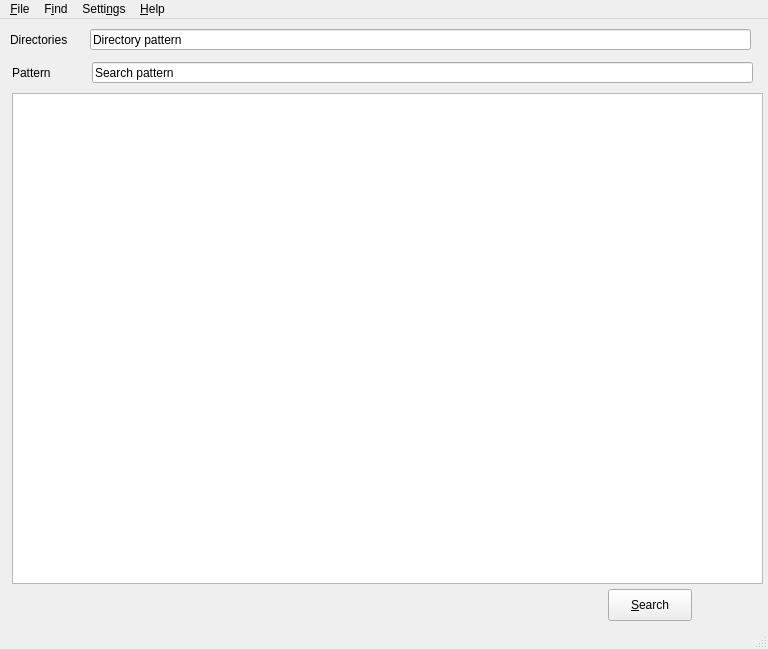
Qt form gui/yapgrep.ui (CraigDawson/yapygrep) before a commit.
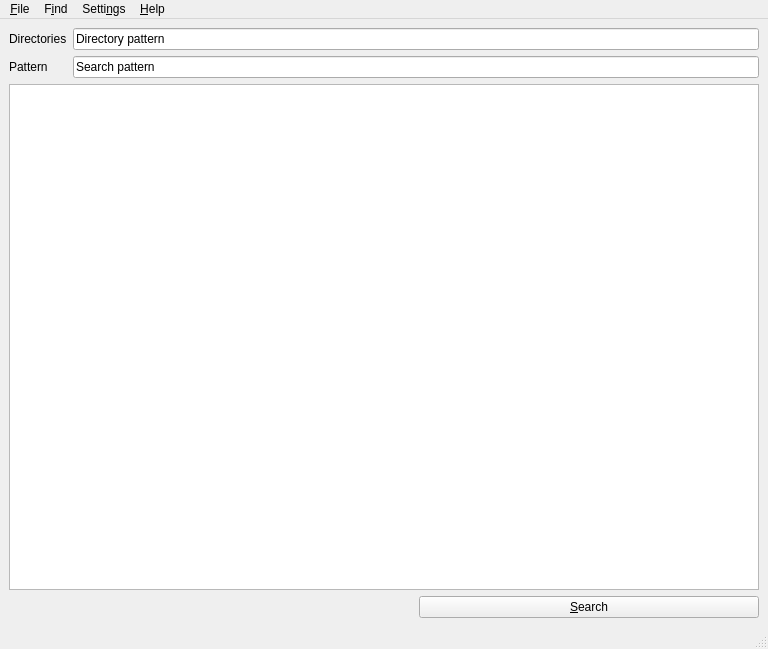
The same form after that commit.

Commit message: fine tuned directories/pattern labels

The edit to the form file:
```diff
--- a/gui/yapgrep.ui
+++ b/gui/yapgrep.ui
@@ -14,17 +14,11 @@
    <string>MainWindow</string>
   </property>
   <widget class="QWidget" name="centralwidget">
+   <layout class="QGridLayout" name="gridLayout">
+    <item row="0" column="1" colspan="2">
    <widget class="QLineEdit" name="lineEdit">
-    <property name="geometry">
-     <rect>
-      <x>90</x>
-      <y>10</y>
-      <width>661</width>
-      <height>21</height>
-     </rect>
-    </property>
     <property name="sizePolicy">
-     <sizepolicy hsizetype="Fixed" vsizetype="Fixed">
+       <sizepolicy hsizetype="Preferred" vsizetype="Fixed">
       <horstretch>0</horstretch>
       <verstretch>0</verstretch>
      </sizepolicy>
@@ -33,17 +27,11 @@
      <string>Directory pattern</string>
     </property>
    </widget>
+    </item>
+    <item row="1" column="1" colspan="2">
    <widget class="QLineEdit" name="lineEdit_2">
-    <property name="geometry">
-     <rect>
-      <x>92</x>
-      <y>43</y>
-      <width>661</width>
-      <height>21</height>
-     </rect>
-    </property>
     <property name="sizePolicy">
-     <sizepolicy hsizetype="Fixed" vsizetype="Fixed">
+       <sizepolicy hsizetype="Preferred" vsizetype="Fixed">
       <horstretch>0</horstretch>
       <verstretch>0</verstretch>
      </sizepolicy>
@@ -52,15 +40,28 @@
      <string>Search pattern</string>
     </property>
    </widget>
+    </item>
+    <item row="0" column="0">
+     <widget class="QLabel" name="label_3">
+      <property name="sizePolicy">
+       <sizepolicy hsizetype="Fixed" vsizetype="Preferred">
+        <horstretch>0</horstretch>
+        <verstretch>0</verstretch>
+       </sizepolicy>
+      </property>
+      <property name="minimumSize">
+       <size>
+        <width>0</width>
+        <height>21</height>
+       </size>
+      </property>
+      <property name="text">
+       <string>Directories</string>
+      </property>
+     </widget>
+    </item>
+    <item row="3" column="2">
    <widget class="QPushButton" name="pushButton">
-    <property name="geometry">
-     <rect>
-      <x>608</x>
-      <y>570</y>
-      <width>84</width>
-      <height>32</height>
-     </rect>
-    </property>
     <property name="text">
      <string>&amp;Search</string>
     </property>
@@ -74,25 +75,12 @@
      <bool>false</bool>
     </property>
    </widget>
-   <widget class="QTextEdit" name="textEdit">
-    <property name="geometry">
-     <rect>
-      <x>12</x>
-      <y>74</y>
-      <width>751</width>
-      <height>491</height>
-     </rect>
-    </property>
-   </widget>
+    </item>
+    <item row="2" column="0" colspan="3">
+     <widget class="QTextEdit" name="textEdit"/>
+    </item>
+    <item row="1" column="0">
    <widget class="QLabel" name="label_2">
-    <property name="geometry">
-     <rect>
-      <x>12</x>
-      <y>43</y>
-      <width>45</width>
-      <height>21</height>
-     </rect>
-    </property>
     <property name="sizePolicy">
      <sizepolicy hsizetype="Preferred" vsizetype="Preferred">
       <horstretch>0</horstretch>
@@ -109,31 +97,8 @@
      <string>Pattern</string>
     </property>
    </widget>
-   <widget class="QLabel" name="label_3">
-    <property name="geometry">
-     <rect>
-      <x>10</x>
-      <y>10</y>
-      <width>81</width>
-      <height>21</height>
-     </rect>
-    </property>
-    <property name="sizePolicy">
-     <sizepolicy hsizetype="Preferred" vsizetype="Preferred">
-      <horstretch>0</horstretch>
-      <verstretch>0</verstretch>
-     </sizepolicy>
-    </property>
-    <property name="minimumSize">
-     <size>
-      <width>0</width>
-      <height>21</height>
-     </size>
-    </property>
-    <property name="text">
-     <string>Directories</string>
-    </property>
-   </widget>
+    </item>
+   </layout>
   </widget>
   <widget class="QMenuBar" name="menubar">
    <property name="geometry">
```
Lines whose indentation alone changed are shown as unchanged. The commit also changes 1 other file.
